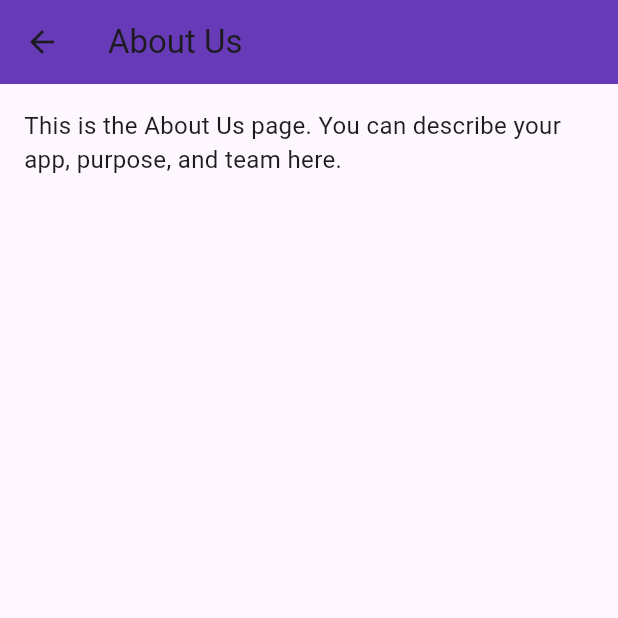
After one commit to aiocrafters/my-app-flutter, a Flutter app: the AboutPage screen opened directly, on a phone screen of 412 x 824 dp, the top half of it. The commit adds this screen. Run offline on Flutter 3.47's test engine with Material 3 defaults, Android fonts, the phone set to English and light mode, and no system bars.

Commit message:
feat: add About, Contact, Disclaimer, Privacy, Rate Us, Share pages

```diff
--- /dev/null
+++ b/lib/pages/about_page.dart
@@ -0,0 +1,22 @@
+import 'package:flutter/material.dart';
+
+class AboutPage extends StatelessWidget {
+  const AboutPage({super.key});
+
+  @override
+  Widget build(BuildContext context) {
+    return Scaffold(
+      appBar: AppBar(
+        title: const Text('About Us'),
+        backgroundColor: Colors.deepPurple,
+      ),
+      body: const Padding(
+        padding: EdgeInsets.all(16.0),
+        child: Text(
+          'This is the About Us page. You can describe your app, purpose, and team here.',
+          style: TextStyle(fontSize: 16),
+        ),
+      ),
+    );
+  }
+}
```
Also changed, not shown: lib/dashboard.dart (+37 -9 lines), lib/pages/contact_page.dart (added, +22 -0 lines), lib/pages/disclaimer_page.dart (added, +22 -0 lines), lib/pages/privacy_page.dart (added, +22 -0 lines), lib/pages/rate_us_page.dart (added, +21 -0 lines), lib/pages/share_page.dart (added, +22 -0 lines).
